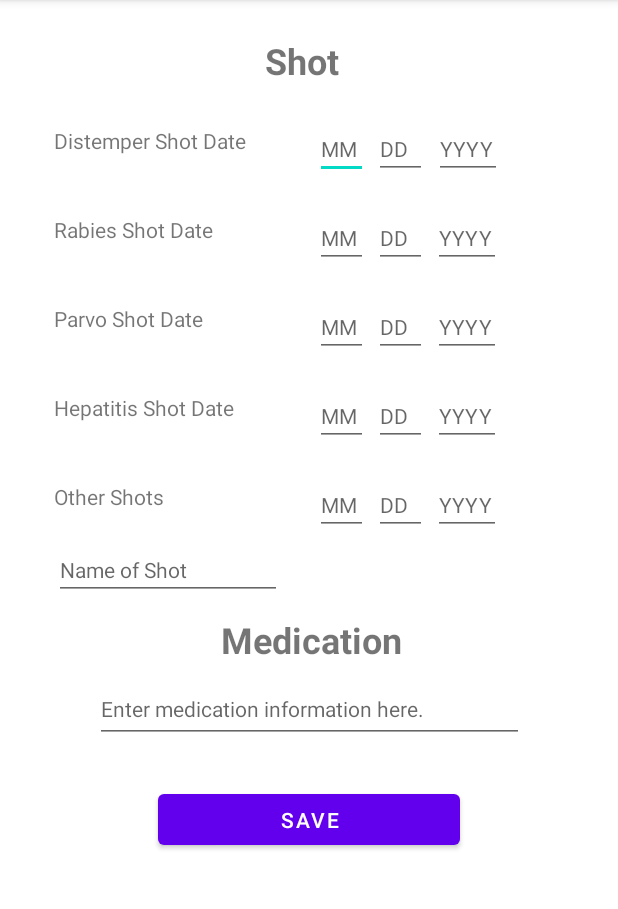
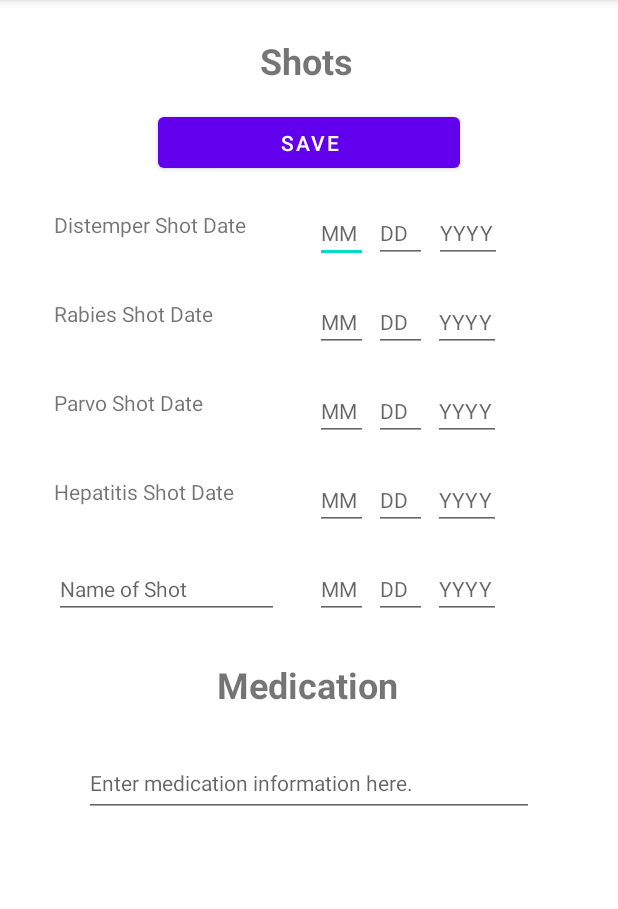
Before and after one commit to jenlebaron/Dog_Log, an Android app: the ShotsMedication screen opened directly, with no data from a screen before it, on a phone screen of 412 x 824 dp, the part 84-993 px from its top. Run offline under Robolectric (Android 15) with nearby library versions, the phone set to English and light mode, and no system bars.

Commit message:
moved save button at the top of shots and medication.  Adjusted all boxes to be even and to look nice on xml

```diff
--- a/app/src/main/res/layout/activity_shots_medication.xml
+++ b/app/src/main/res/layout/activity_shots_medication.xml
@@ -9,13 +9,13 @@
 
     <TextView
         android:id="@+id/Shots"
-        android:layout_width="59dp"
-        android:layout_height="35dp"
-        android:layout_marginStart="24dp"
-        android:layout_marginLeft="24dp"
-        android:layout_marginTop="24dp"
-        android:layout_marginEnd="24dp"
-        android:layout_marginRight="24dp"
+        android:layout_width="65sp"
+        android:layout_height="35sp"
+        android:layout_marginStart="24sp"
+        android:layout_marginLeft="24sp"
+        android:layout_marginTop="24sp"
+        android:layout_marginEnd="24sp"
+        android:layout_marginRight="24sp"
         android:text="@string/shots"
         android:textSize="24sp"
         android:textStyle="bold"
@@ -25,11 +25,11 @@
 
     <TextView
         android:id="@+id/distemper_shot_date"
-        android:layout_width="150dp"
-        android:layout_height="35dp"
-        android:layout_marginStart="36dp"
-        android:layout_marginLeft="36dp"
-        android:layout_marginTop="84dp"
+        android:layout_width="150sp"
+        android:layout_height="35sp"
+        android:layout_marginStart="36sp"
+        android:layout_marginLeft="36sp"
+        android:layout_marginTop="140sp"
         android:text="@string/distemper_shot_date"
         android:textSize="14sp"
         app:layout_constraintStart_toStartOf="parent"
@@ -37,15 +37,15 @@
 
     <EditText
         android:id="@+id/distemper_shot_month"
-        android:layout_width="35dp"
-        android:layout_height="35dp"
-        android:layout_marginStart="24dp"
-        android:layout_marginLeft="24dp"
-        android:layout_marginTop="84dp"
+        android:layout_width="35sp"
+        android:layout_height="35sp"
+        android:layout_marginStart="24sp"
+        android:layout_marginLeft="24sp"
+        android:layout_marginTop="140sp"
         android:ems="10"
         android:hint="@string/hint_month"
         android:importantForAutofill="no"
-        android:inputType="none|number"
+        android:inputType="number"
         android:textColor="#0B0A0A"
         android:textSize="14sp"
         app:layout_constraintStart_toEndOf="@+id/distemper_shot_date"
@@ -53,56 +53,56 @@
 
     <EditText
         android:id="@+id/distemper_shot_day"
-        android:layout_width="35dp"
-        android:layout_height="35dp"
-        android:layout_marginStart="4dp"
-        android:layout_marginLeft="4dp"
-        android:layout_marginTop="84dp"
+        android:layout_width="35sp"
+        android:layout_height="35sp"
+        android:layout_marginStart="4sp"
+        android:layout_marginLeft="4sp"
+        android:layout_marginTop="140sp"
         android:ems="10"
         android:hint="@string/hint_day"
+        android:importantForAutofill="no"
         android:inputType="number"
+        android:textColor="#0C0C0C"
         android:textSize="14sp"
-        android:textColor="#0C0C0C"
         app:layout_constraintStart_toEndOf="@+id/distemper_shot_month"
-        app:layout_constraintTop_toTopOf="parent"
-        android:importantForAutofill="no" />
+        app:layout_constraintTop_toTopOf="parent" />
 
     <EditText
         android:id="@+id/distemper_shot_year"
-        android:layout_width="45dp"
-        android:layout_height="35dp"
-        android:layout_marginStart="4dp"
-        android:layout_marginLeft="4dp"
-        android:layout_marginTop="84dp"
+        android:layout_width="45sp"
+        android:layout_height="35sp"
+        android:layout_marginStart="4sp"
+        android:layout_marginLeft="4sp"
+        android:layout_marginTop="140sp"
         android:ems="10"
         android:hint="@string/hint_year"
+        android:importantForAutofill="no"
         android:inputType="number"
         android:textSize="14sp"
         app:layout_constraintEnd_toEndOf="parent"
         app:layout_constraintHorizontal_bias="0.01"
         app:layout_constraintStart_toEndOf="@+id/distemper_shot_day"
-        app:layout_constraintTop_toTopOf="parent"
-        android:importantForAutofill="no" />
+        app:layout_constraintTop_toTopOf="parent" />
 
     <TextView
         android:id="@+id/rabies_shot_date"
-        android:layout_width="150dp"
-        android:layout_height="35dp"
-        android:layout_marginStart="36dp"
-        android:layout_marginLeft="36dp"
-        android:layout_marginTop="24dp"
+        android:layout_width="150sp"
+        android:layout_height="35sp"
+        android:layout_marginStart="36sp"
+        android:layout_marginLeft="36sp"
+        android:layout_marginTop="24sp"
         android:text="@string/rabies_shot_date"
-        android:textSize="14dp"
+        android:textSize="14sp"
         app:layout_constraintStart_toStartOf="parent"
         app:layout_constraintTop_toBottomOf="@+id/distemper_shot_date" />
 
     <EditText
         android:id="@+id/rabies_shot_month"
-        android:layout_width="35dp"
-        android:layout_height="35dp"
-        android:layout_marginStart="24dp"
-        android:layout_marginLeft="24dp"
-        android:layout_marginTop="24dp"
+        android:layout_width="35sp"
+        android:layout_height="35sp"
+        android:layout_marginStart="24sp"
+        android:layout_marginLeft="24sp"
+        android:layout_marginTop="24sp"
         android:ems="10"
         android:hint="@string/hint_month"
         android:inputType="number"
@@ -113,11 +113,11 @@
 
     <EditText
         android:id="@+id/rabies_shot_day"
-        android:layout_width="35dp"
-        android:layout_height="35dp"
-        android:layout_marginStart="4dp"
-        android:layout_marginLeft="4dp"
-        android:layout_marginTop="24dp"
+        android:layout_width="35sp"
+        android:layout_height="35sp"
+        android:layout_marginStart="4sp"
+        android:layout_marginLeft="4sp"
+        android:layout_marginTop="24sp"
         android:ems="10"
         android:hint="@string/hint_day"
         android:inputType="number"
@@ -128,11 +128,11 @@
 
     <EditText
         android:id="@+id/rabies_shot_year"
-        android:layout_width="45dp"
-        android:layout_height="35dp"
-        android:layout_marginStart="4dp"
-        android:layout_marginLeft="4dp"
-        android:layout_marginTop="24dp"
+        android:layout_width="45sp"
+        android:layout_height="35sp"
+        android:layout_marginStart="4sp"
+        android:layout_marginLeft="4sp"
+        android:layout_marginTop="24sp"
         android:ems="10"
         android:hint="@string/hint_year"
         android:inputType="number"
@@ -144,11 +144,11 @@
         android:importantForAutofill="no" />
     <TextView
         android:id="@+id/parvo_shot_date"
-        android:layout_width="150dp"
-        android:layout_height="35dp"
-        android:layout_marginStart="36dp"
-        android:layout_marginLeft="36dp"
-        android:layout_marginTop="24dp"
+        android:layout_width="150sp"
+        android:layout_height="35sp"
+        android:layout_marginStart="36sp"
+        android:layout_marginLeft="36sp"
+        android:layout_marginTop="24sp"
         android:text="@string/parvo_shot_date"
         android:textSize="14sp"
         app:layout_constraintStart_toStartOf="parent"
@@ -156,11 +156,11 @@
 
     <EditText
         android:id="@+id/parvo_shot_month"
-        android:layout_width="35dp"
-        android:layout_height="35dp"
-        android:layout_marginStart="24dp"
-        android:layout_marginLeft="24dp"
-        android:layout_marginTop="24dp"
+        android:layout_width="35sp"
+        android:layout_height="35sp"
+        android:layout_marginStart="24sp"
+        android:layout_marginLeft="24sp"
+        android:layout_marginTop="24sp"
         android:ems="10"
         android:hint="@string/hint_month"
         android:inputType="number"
@@ -171,11 +171,11 @@
 
     <EditText
         android:id="@+id/parvo_shot_day"
-        android:layout_width="35dp"
-        android:layout_height="35dp"
-        android:layout_marginStart="4dp"
-        android:layout_marginLeft="4dp"
-        android:layout_marginTop="24dp"
+        android:layout_width="35sp"
+        android:layout_height="35sp"
+        android:layout_marginStart="4sp"
+        android:layout_marginLeft="4sp"
+        android:layout_marginTop="24sp"
         android:ems="10"
         android:hint="@string/hint_day"
         android:inputType="number"
@@ -186,11 +186,11 @@
 
     <EditText
         android:id="@+id/parvo_shot_year"
-        android:layout_width="45dp"
-        android:layout_height="35dp"
-        android:layout_marginStart="4dp"
-        android:layout_marginLeft="4dp"
-        android:layout_marginTop="24dp"
+        android:layout_width="45sp"
+        android:layout_height="35sp"
+        android:layout_marginStart="4sp"
+        android:layout_marginLeft="4sp"
+        android:layout_marginTop="24sp"
         android:ems="10"
         android:hint="@string/hint_year"
         android:inputType="number"
@@ -203,11 +203,11 @@
 
     <TextView
         android:id="@+id/hepatitis_shot_date"
-        android:layout_width="150dp"
-        android:layout_height="35dp"
-        android:layout_marginStart="36dp"
-        android:layout_marginLeft="36dp"
-        android:layout_marginTop="24dp"
+        android:layout_width="150sp"
+        android:layout_height="35sp"
+        android:layout_marginStart="36sp"
+        android:layout_marginLeft="36sp"
+        android:layout_marginTop="24sp"
         android:text="@string/hepatitis_shot_date"
         android:textSize="14sp"
         app:layout_constraintStart_toStartOf="parent"
@@ -215,11 +215,11 @@
 
     <EditText
         android:id="@+id/hepatitis_shot_month"
-        android:layout_width="35dp"
-        android:layout_height="35dp"
-        android:layout_marginStart="24dp"
-        android:layout_marginLeft="24dp"
-        android:layout_marginTop="24dp"
+        android:layout_width="35sp"
+        android:layout_height="35sp"
+        android:layout_marginStart="24sp"
+        android:layout_marginLeft="24sp"
+        android:layout_marginTop="24sp"
         android:ems="10"
         android:hint="@string/hint_month"
         android:inputType="number"
@@ -230,11 +230,11 @@
 
     <EditText
         android:id="@+id/hepatitis_shot_day"
-        android:layout_width="35dp"
-        android:layout_height="35dp"
-        android:layout_marginStart="4dp"
-        android:layout_marginLeft="4dp"
-        android:layout_marginTop="24dp"
+        android:layout_width="35sp"
+        android:layout_height="35sp"
+        android:layout_marginStart="4sp"
+        android:layout_marginLeft="4sp"
+        android:layout_marginTop="24sp"
         android:ems="10"
         android:hint="@string/hint_day"
         android:inputType="number"
@@ -245,11 +245,11 @@
 
     <EditText
         android:id="@+id/hepatitis_shot_year"
-        android:layout_width="45dp"
-        android:layout_height="35dp"
-        android:layout_marginStart="4dp"
-        android:layout_marginLeft="4dp"
-        android:layout_marginTop="24dp"
+        android:layout_width="45sp"
+        android:layout_height="35sp"
+        android:layout_marginStart="4sp"
+        android:layout_marginLeft="4sp"
+        android:layout_marginTop="24sp"
         android:ems="10"
         android:hint="@string/hint_year"
         android:inputType="number"
@@ -260,57 +260,43 @@
         app:layout_constraintTop_toBottomOf="@+id/parvo_shot_year"
         android:importantForAutofill="no" />
 
-    <TextView
-        android:id="@+id/misc_shot_date_and_name"
-        android:layout_width="150dp"
-        android:layout_height="35dp"
-        android:layout_marginStart="36dp"
-        android:layout_marginLeft="36dp"
-        android:layout_marginTop="24dp"
-        android:text="@string/other_shot_date_and_name"
+    <EditText
+        android:id="@+id/other_shot_name"
+        android:layout_width="150sp"
+        android:layout_height="35sp"
+        android:layout_marginStart="36sp"
+        android:layout_marginLeft="36sp"
+        android:layout_marginTop="24sp"
+        android:ems="10"
+        android:hint="@string/other_shot_name"
+        android:importantForAutofill="no"
+        android:inputType="text"
         android:textSize="14sp"
         app:layout_constraintStart_toStartOf="parent"
         app:layout_constraintTop_toBottomOf="@+id/hepatitis_shot_date" />
 
     <EditText
-        android:id="@+id/other_shot_name"
-        android:layout_width="152dp"
-        android:layout_height="35dp"
-        android:layout_marginStart="36dp"
-        android:layout_marginLeft="36dp"
-        android:layout_marginTop="8dp"
-        android:ems="10"
-        android:hint="@string/other_shot_name"
-        android:importantForAutofill="no"
-        android:inputType="text"
-        android:textSize="14sp"
-        app:layout_constraintEnd_toEndOf="parent"
-        app:layout_constraintHorizontal_bias="0.0"
-        app:layout_constraintStart_toStartOf="parent"
-        app:layout_constraintTop_toBottomOf="@+id/misc_shot_date_and_name" />
-
-    <EditText
         android:id="@+id/other_shot_month"
-        android:layout_width="35dp"
-        android:layout_height="35dp"
-        android:layout_marginStart="24dp"
-        android:layout_marginLeft="24dp"
-        android:layout_marginTop="24dp"
+        android:layout_width="35sp"
+        android:layout_height="35sp"
+        android:layout_marginStart="24sp"
+        android:layout_marginLeft="24sp"
+        android:layout_marginTop="24sp"
         android:ems="10"
         android:hint="@string/hint_month"
         android:importantForAutofill="no"
         android:inputType="textPersonName"
         android:textSize="14sp"
-        app:layout_constraintStart_toEndOf="@+id/misc_shot_date_and_name"
+        app:layout_constraintStart_toEndOf="@+id/other_shot_name"
         app:layout_constraintTop_toBottomOf="@+id/hepatitis_shot_month" />
 
     <EditText
         android:id="@+id/other_shot_day"
-        android:layout_width="35dp"
-        android:layout_height="35dp"
-        android:layout_marginStart="4dp"
-        android:layout_marginLeft="4dp"
-        android:layout_marginTop="24dp"
+        android:layout_width="35sp"
+        android:layout_height="35sp"
+        android:layout_marginStart="4sp"
+        android:layout_marginLeft="4sp"
+        android:layout_marginTop="24sp"
         android:ems="10"
         android:hint="@string/hint_day"
         android:importantForAutofill="no"
@@ -321,13 +307,13 @@
 
     <EditText
         android:id="@+id/other_shot_year"
-        android:layout_width="45dp"
-        android:layout_height="35dp"
-        android:layout_marginStart="4dp"
-        android:layout_marginLeft="4dp"
-        android:layout_marginTop="24dp"
-        android:layout_marginEnd="16dp"
-        android:layout_marginRight="16dp"
+        android:layout_width="45sp"
+        android:layout_height="35sp"
+        android:layout_marginStart="4sp"
+        android:layout_marginLeft="4sp"
+        android:layout_marginTop="24sp"
+        android:layout_marginEnd="16sp"
+        android:layout_marginRight="16sp"
         android:ems="10"
         android:hint="@string/hint_year"
         android:importantForAutofill="no"
@@ -340,10 +326,11 @@
 
     <TextView
         android:id="@+id/medLabel"
-        android:layout_width="125dp"
-        android:layout_height="34dp"
-        android:layout_marginTop="410dp"
+        android:layout_width="130sp"
+        android:layout_height="35sp"
+        android:layout_marginTop="440sp"
         android:text="@string/medication"
+        android:textIsSelectable="false"
         android:textSize="24sp"
         android:textStyle="bold"
         app:layout_constraintEnd_toEndOf="parent"
@@ -353,9 +340,9 @@
 
     <EditText
         android:id="@+id/medication_info"
-        android:layout_width="286dp"
-        android:layout_height="45dp"
-        android:layout_marginTop="450dp"
+        android:layout_width="300sp"
+        android:layout_height="45sp"
+        android:layout_marginTop="24sp"
         android:ems="10"
         android:hint="@string/medication_information"
         android:importantForAutofill="no"
@@ -363,17 +350,17 @@
         android:textSize="14sp"
         app:layout_constraintEnd_toEndOf="parent"
         app:layout_constraintStart_toStartOf="parent"
-        app:layout_constraintTop_toTopOf="parent" />
+        app:layout_constraintTop_toBottomOf="@+id/medLabel" />
 
     <Button
         android:id="@+id/button_save_shots_medication"
-        android:layout_width="201dp"
-        android:layout_height="46dp"
-        android:layout_marginTop="28dp"
+        android:layout_width="201sp"
+        android:layout_height="46sp"
+        android:layout_marginTop="72sp"
         android:onClick="saveShotsMedication"
         android:text="@string/button_save"
         app:layout_constraintEnd_toEndOf="parent"
         app:layout_constraintStart_toStartOf="parent"
-        app:layout_constraintTop_toBottomOf="@+id/medication_info" />
+        app:layout_constraintTop_toTopOf="parent" />
 
 </androidx.constraintlayout.widget.ConstraintLayout>
```
